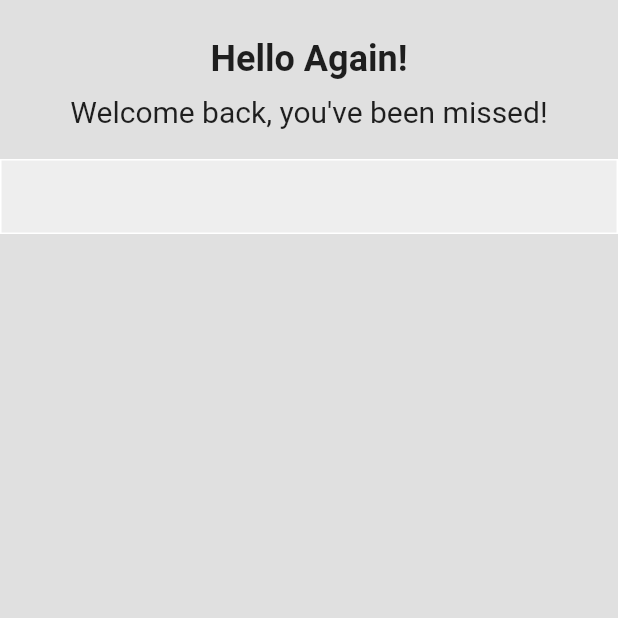
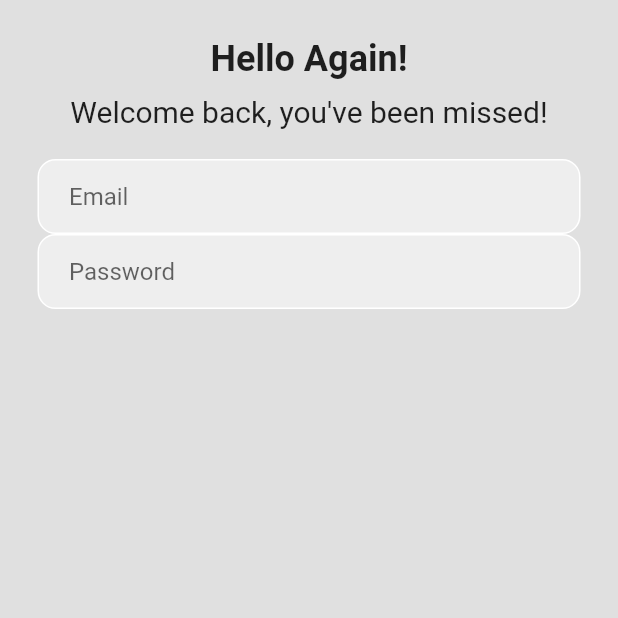
Before and after one commit to kwakyebrilliant/loginui, a Flutter app: the screen it shows after launch, on a phone screen of 412 x 824 dp, the top half of it. Run offline on Flutter 3.47's test engine with Material 2 defaults, Android fonts, the phone set to English and light mode, and no system bars.

Commit message:
login updates

```diff
--- a/lib/login_paage.dart
+++ b/lib/login_paage.dart
@@ -35,19 +35,46 @@ class _LoginPageState extends State<LoginPage> {
               const SizedBox(height: 20.0),
 
               //email textfield
-              Container(
+              Padding(
+                padding: const EdgeInsets.symmetric(horizontal: 25.0),
+                child: Container(
                   decoration: BoxDecoration(
                     color: Colors.grey[200],
                     border: Border.all(color: Colors.white),
+                    borderRadius: BorderRadius.circular(12.0),
                   ),
-                child: const TextField(
+                  child: const Padding(
+                    padding: EdgeInsets.only(left: 20.0),
+                    child: TextField(
                       decoration: InputDecoration(
                         border: InputBorder.none,
+                        hintText: 'Email',
+                      ),
+                    ),
                   ),
                 ),
               ),
 
               //password textfield
+              Padding(
+                padding: const EdgeInsets.symmetric(horizontal: 25.0),
+                child: Container(
+                  decoration: BoxDecoration(
+                    color: Colors.grey[200],
+                    border: Border.all(color: Colors.white),
+                    borderRadius: BorderRadius.circular(12.0),
+                  ),
+                  child: const Padding(
+                    padding: EdgeInsets.only(left: 20.0),
+                    child: TextField(
+                      decoration: InputDecoration(
+                        border: InputBorder.none,
+                        hintText: 'Password',
+                      ),
+                    ),
+                  ),
+                ),
+              ),
 
               //signin button
 
```
Lines whose indentation alone changed are shown as unchanged.
